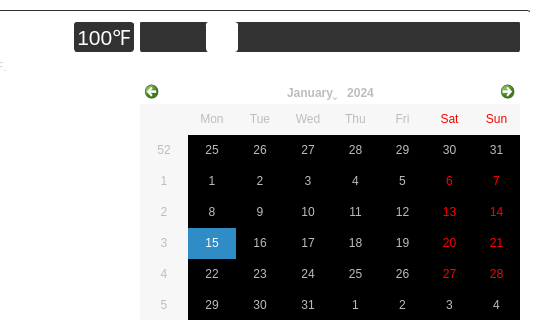
First picture: the form in oobe_qt/door_close_window.ui, repository zyl120/Naloxone_Safety_Kit, before the edit; both pictures show x 260 to 800 and y 0 to 320 of the 800 by 480 pixel window.
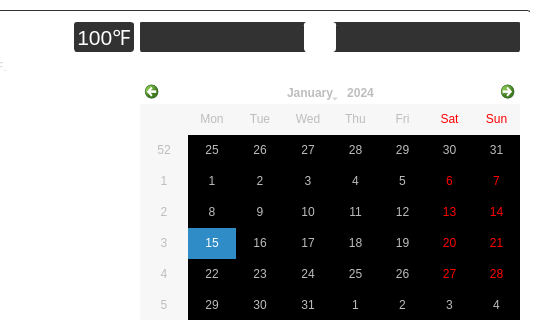
Second picture: the form after the edit.

Commit message: change temp slider initial position

Patch:
```diff
--- a/oobe_qt/door_close_window.ui
+++ b/oobe_qt/door_close_window.ui
@@ -2153,10 +2153,10 @@
                    <number>212</number>
                   </property>
                   <property name="value">
-                   <number>40</number>
+                   <number>100</number>
                   </property>
                   <property name="sliderPosition">
-                   <number>40</number>
+                   <number>100</number>
                   </property>
                   <property name="orientation">
                    <enum>Qt::Horizontal</enum>
```
The commit also changes 2 other files.
